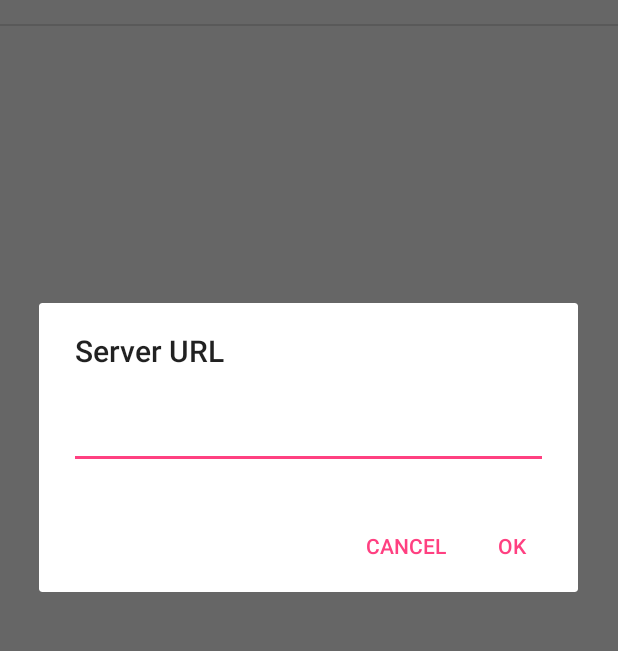
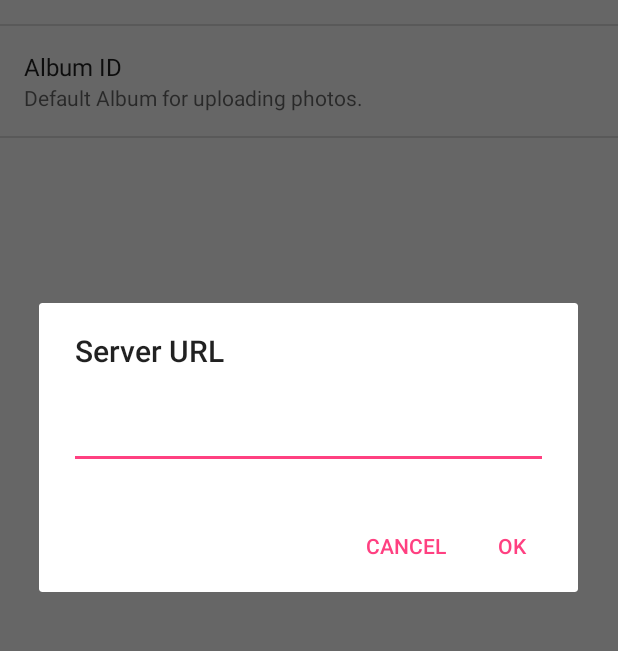
Before and after one commit to asommer70/photolandia-android, an Android app: the fragment Settings shown on its own in the app's theme, after a tap on "Server URL", on a phone screen of 412 x 824 dp, the part 170-821 px from its top. Run offline under Robolectric (Android 15) with nearby library versions, the phone set to English and light mode, and no system bars.

Commit message:
Added Defautl Album ID to SharedPreferences.

```diff
--- a/app/src/main/java/com/thehoick/photolandia/MainActivity.kt
+++ b/app/src/main/java/com/thehoick/photolandia/MainActivity.kt
@@ -10,12 +10,8 @@ import android.util.Log
 import android.widget.GridView
 import com.thehoick.photolandia.R.*
 import android.content.Intent
-import android.support.v7.app.ActionBar
 import android.view.Menu
 import android.view.MenuItem
-import android.view.MenuInflater
-
-
 
 
 class MainActivity : AppCompatActivity() {
@@ -38,6 +34,8 @@ class MainActivity : AppCompatActivity() {
         val prefs = this.getSharedPreferences(this.getPackageName() + "_preferences", 0)
         val url = prefs.getString("url", "")
         Log.d(TAG, "prefs.url: $url")
+        val defaultAlbumId = prefs.getString("default_album_id", "")
+        Log.d(TAG, "prefs.default_album_id: $defaultAlbumId")
     }
 
     override fun onRequestPermissionsResult(requestCode: Int, permissions: Array<String>, grantResults: IntArray) {
@@ -61,7 +59,7 @@ class MainActivity : AppCompatActivity() {
 
     override fun onOptionsItemSelected(item: MenuItem) = when (item.itemId) {
         R.id.action_settings -> {
-            // User chose the "Settings" item, show the app settings UI...
+            // Open the Settings fragment.
             fragmentManager.beginTransaction()
                     .addToBackStack("Settings")
                     .replace(android.R.id.content, Settings())
@@ -70,8 +68,6 @@ class MainActivity : AppCompatActivity() {
         }
 
         else -> {
-            // If we got here, the user's action was not recognized.
-            // Invoke the superclass to handle it.
             super.onOptionsItemSelected(item)
         }
     }
--- a/app/src/main/res/xml/preferences.xml
+++ b/app/src/main/res/xml/preferences.xml
@@ -5,5 +5,10 @@
         android:summary="URL for Photolandia server."
         android:key="url"
         android:inputType="text"/>
+    <EditTextPreference
+        android:title="Album ID"
+        android:summary="Default Album for uploading photos."
+        android:key="default_album_id"
+        android:inputType="number"/>
 
 </PreferenceScreen>
```
